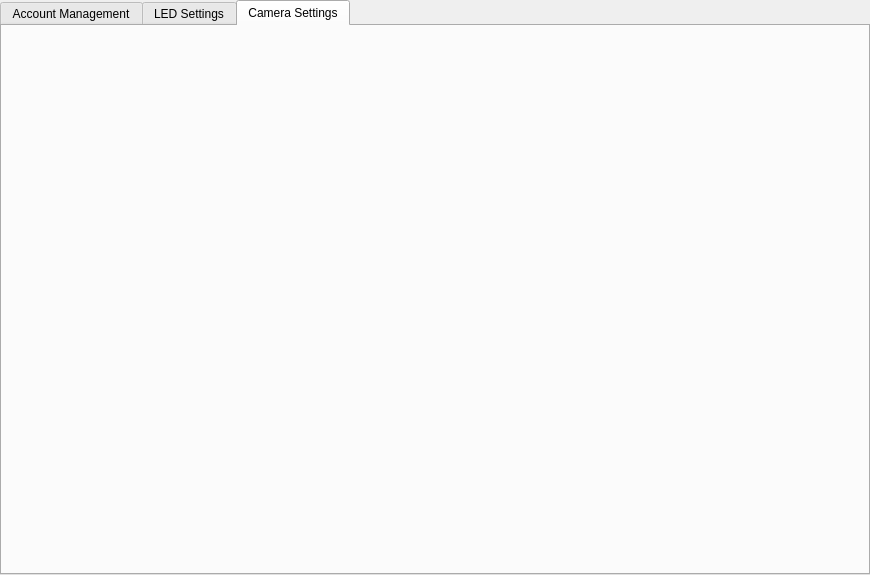
shuaih7/MobilePlatform, file MobilePlatform/AdminWidget.ui: the form before one commit.
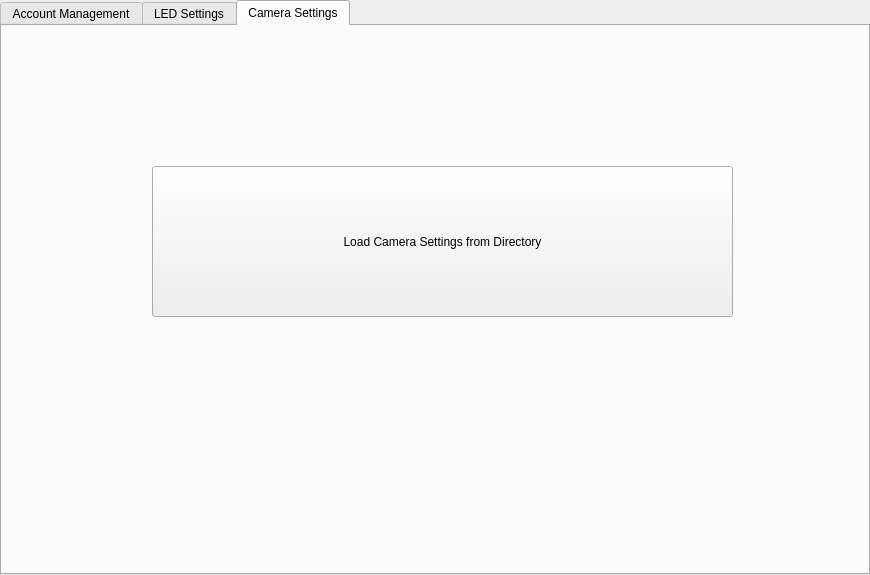
The form after the commit. The open tabs and pages were chosen to show the change.

Patch:
```diff
--- a/MobilePlatform/AdminWidget.ui
+++ b/MobilePlatform/AdminWidget.ui
@@ -239,6 +239,19 @@
    <attribute name="title">
     <string>Camera Settings</string>
    </attribute>
+   <widget class="QPushButton" name="btn_cfgcam">
+    <property name="geometry">
+     <rect>
+      <x>150</x>
+      <y>140</y>
+      <width>581</width>
+      <height>151</height>
+     </rect>
+    </property>
+    <property name="text">
+     <string>Load Camera Settings from Directory</string>
+    </property>
+   </widget>
   </widget>
  </widget>
  <resources/>
```
Left out of the diff: 24 changed lines with no effect on the pictures.
